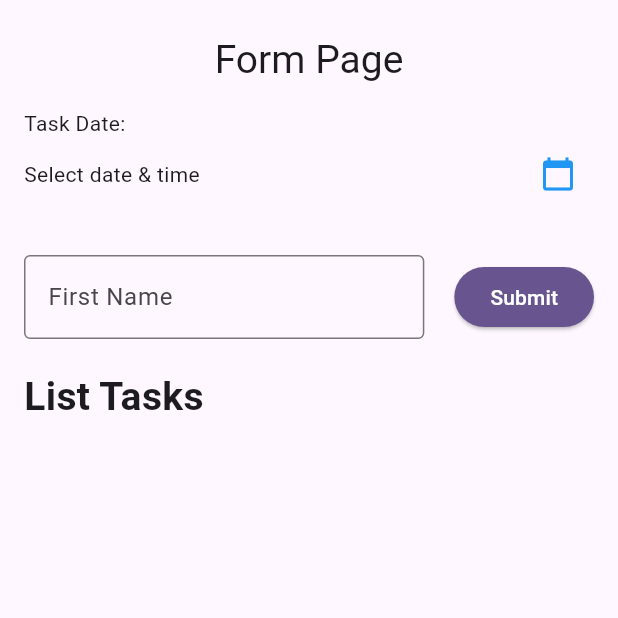
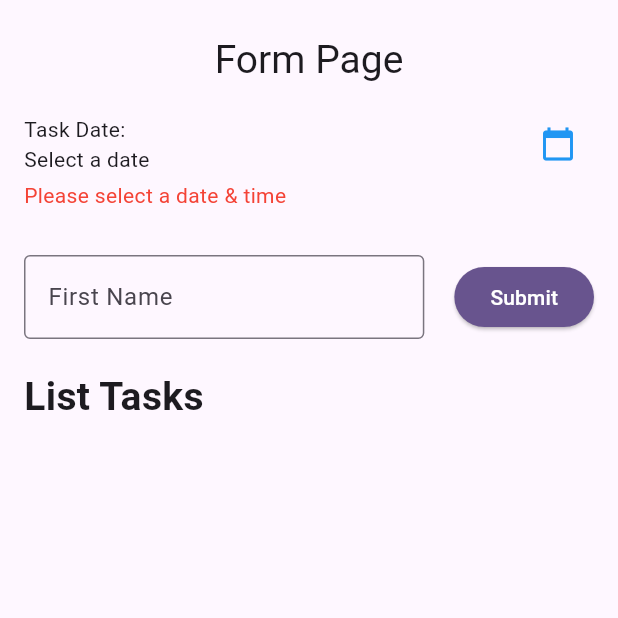
Before and after one commit to Muhammadalif1213/TodoApp_0075, a Flutter app: the screen it shows after launch, on a phone screen of 412 x 824 dp, the top half of it. Run offline on Flutter 3.47's test engine with Material 3 defaults, Android fonts, the phone set to English and light mode, and no system bars.

Commit message:
Menambahkan text validasi ketika data tanggal belum diinputkan.

```diff
--- a/lib/todo_app_page.dart
+++ b/lib/todo_app_page.dart
@@ -87,16 +87,21 @@ class _TodoWidgetState extends State<TodoWidget> {
                 child: Column(
                   crossAxisAlignment: CrossAxisAlignment.start,
                   children: [
-                    Text('Task Date:'),
                     Row(
                       mainAxisAlignment: MainAxisAlignment.spaceBetween,
                       children: [
-                        Text(
-                          _selectedDateTime == null
-                              ? "Select date & time"
-                              : DateFormat(
-                                'dd-MM-yyyy HH:mm',
-                              ).format(_selectedDateTime!),
+                        Column(
+                          crossAxisAlignment: CrossAxisAlignment.start,
+                          children: [
+                            Text('Task Date:'),
+                            Text(
+                              _selectedDateTime == null
+                                  ? "Select a date"
+                                  : DateFormat(
+                                    'dd-MM-yyyy HH:mm',
+                                  ).format(_selectedDateTime!),
+                            ),
+                          ],
                         ),
                         IconButton(
                           onPressed: pickDateTime,
@@ -105,6 +110,11 @@ class _TodoWidgetState extends State<TodoWidget> {
                         ),
                       ],
                     ),
+                    if (_selectedDateTime == null)
+                      const Text(
+                        "Please select a date & time",
+                        style: TextStyle(color: Colors.red),
+                      ),
                     const SizedBox(height: 30),
                     Row(
                       children: [
@@ -191,7 +201,10 @@ class _TodoWidgetState extends State<TodoWidget> {
                               Text(
                                 task['isDone'] ? "Done" : "Not Done",
                                 style: TextStyle(
-                                  color: task['isDone'] ? Colors.green : Colors.red,
+                                  color:
+                                      task['isDone']
+                                          ? Colors.green
+                                          : Colors.red,
                                 ),
                               ),
                             ],
```
